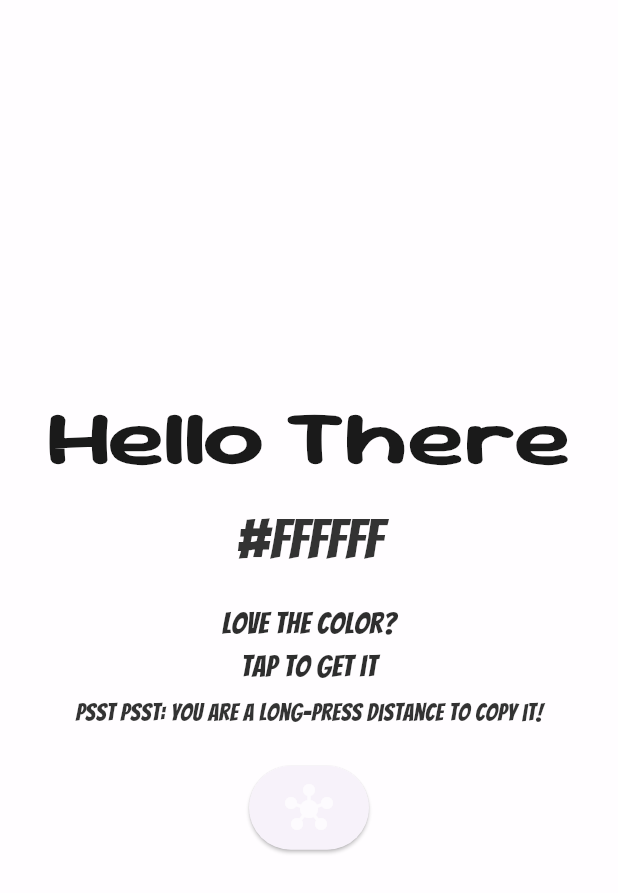
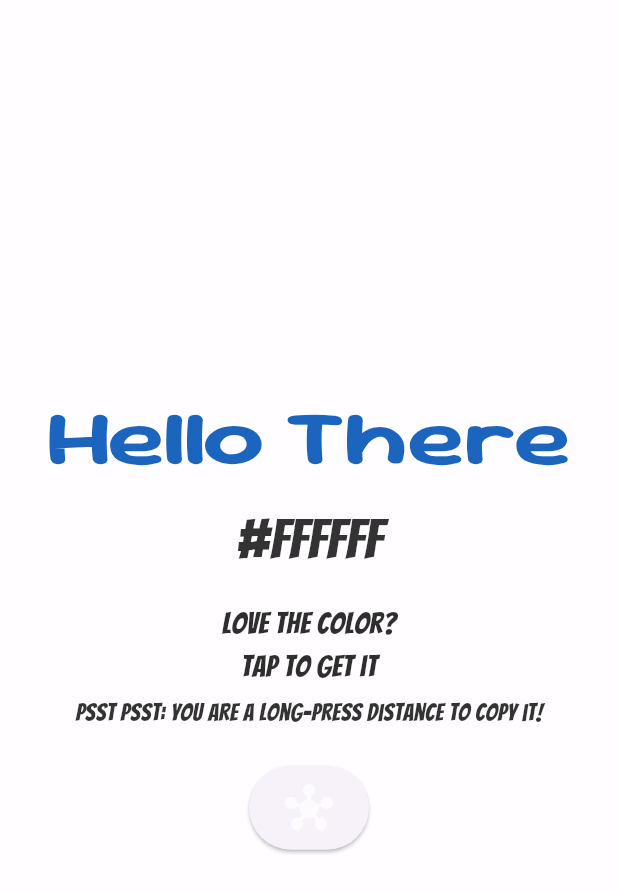
Before and after one commit to arguellesdev/solid_hello, a Flutter app: the screen it shows after launch, on a phone screen of 412 x 824 dp. Shown: the top 893 px of the screen. Run offline on Flutter 3.47's test engine with Material 3 defaults, Android fonts, the phone set to English and light mode, and no system bars.

Commit message:
FIXES TO DO COMMENTED

```diff
--- a/solid_hello/lib/app/features/hello_there/presentation/widgets/hello_text.dart
+++ b/solid_hello/lib/app/features/hello_there/presentation/widgets/hello_text.dart
@@ -1,4 +1,5 @@
 import 'package:flutter/material.dart';
+import 'package:solid_hello/app/features/hello_there/services/color_service.dart';
 import 'package:solid_hello/app/features/positive_phrases/presentation/pages/positive_phrases_page.dart';
 import 'package:solid_hello/app/shared/widgets/app_elevated_button.dart';
 
@@ -29,7 +30,6 @@ class HelloText extends StatelessWidget {
   Widget build(BuildContext context) {
     return SingleChildScrollView(
       padding: const EdgeInsets.all(16),
-
       child: Column(
         mainAxisSize: MainAxisSize.min,
         children: [
@@ -40,7 +40,9 @@ class HelloText extends StatelessWidget {
               fontFamily: 'SourGummy',
               fontWeight: FontWeight.w700,
               fontSize: 48,
-              color: titleColor,
+
+              //TODO (ANYA): Random color should not be here since is stless widget BE CAREFULL
+              color: ColorService().generateRandomColor(),
             ),
           ),
           const SizedBox(height: 8),
--- a/solid_hello/lib/app/features/hello_there/services/color_service.dart
+++ b/solid_hello/lib/app/features/hello_there/services/color_service.dart
@@ -16,10 +16,12 @@ class ColorService {
     );
   }
 
-  /// Generates a random opaque 24-bit color.
+  /// Generates a random opaque 24-bit shift color.
   Color generate24BitColor() {
     final rgb = _rng.nextInt(1 << 24);
-    return Color(0xFF000000 | rgb);
+    return Color(rgb);
+
+    // TODO (ANYA): Review red/blue channels
   }
 
   /// Determines a readable text color (black or white) based on the background color's luminance.
```
